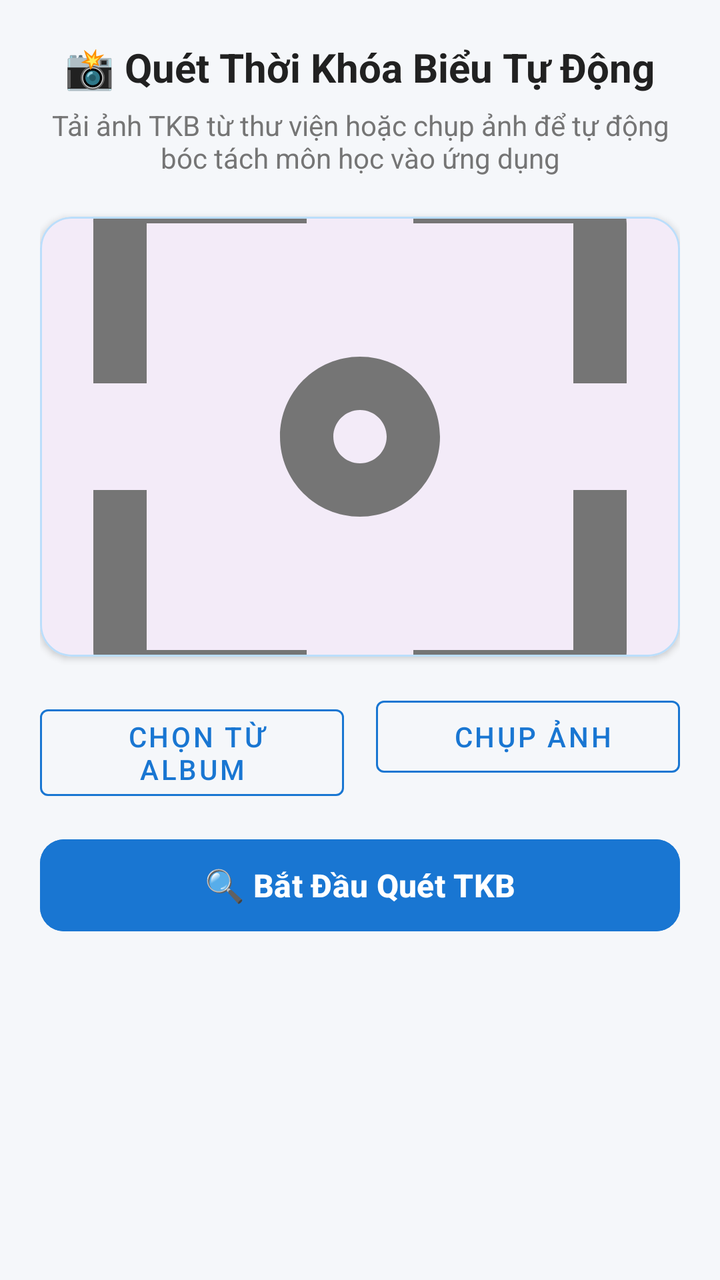
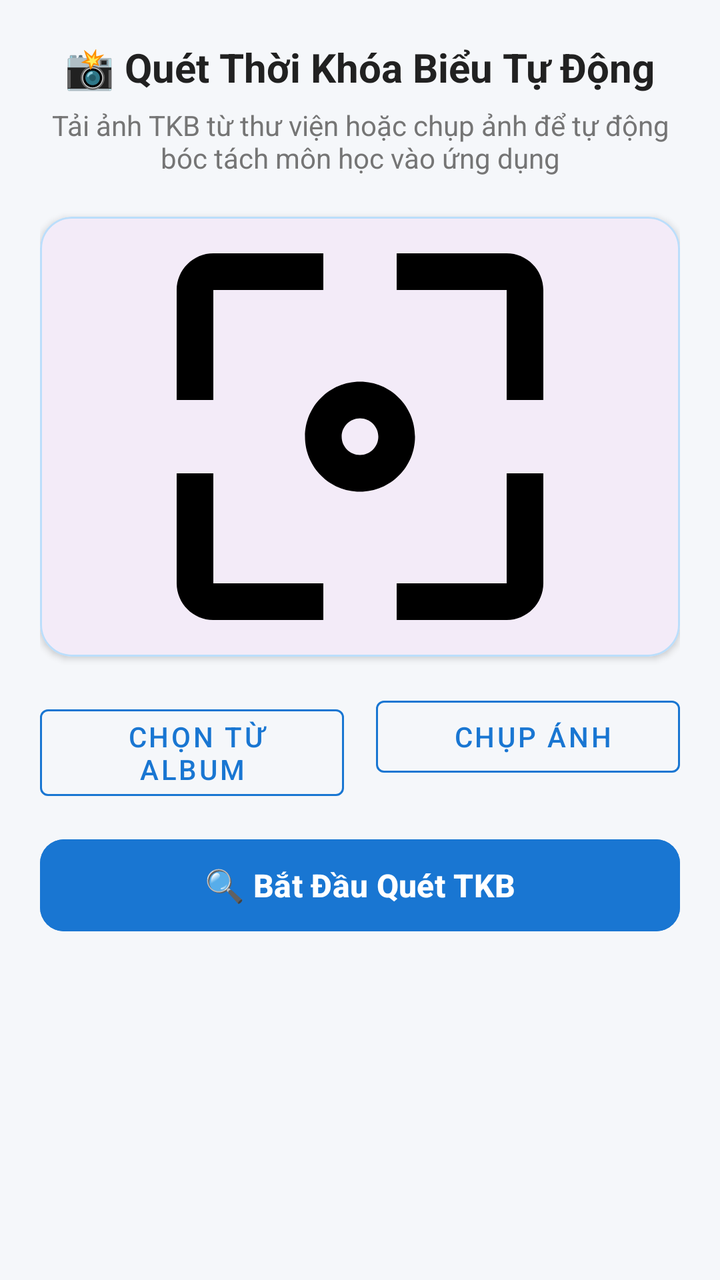

The first picture is an Android layout as it rendered before a commit; the second is the same layout after the commit. The layout source and the unified diff follow.
<!-- AndroidManifest.xml: application theme Theme.Schedule_TDMU -->
<!-- res/layout/fragment_scan.xml -->
<?xml version="1.0" encoding="utf-8"?>
<ScrollView xmlns:android="http://schemas.android.com/apk/res/android"
    xmlns:app="http://schemas.android.com/apk/res-auto"
    android:layout_width="match_parent"
    android:layout_height="match_parent"
    android:background="@color/background"
    android:fillViewport="true">

    <LinearLayout
        android:layout_width="match_parent"
        android:layout_height="wrap_content"
        android:gravity="center_horizontal"
        android:orientation="vertical"
        android:padding="20dp">

        <TextView
            android:layout_width="wrap_content"
            android:layout_height="wrap_content"
            android:text="📸 Quét Thời Khóa Biểu Tự Động"
            android:textColor="@color/text_primary"
            android:textSize="20sp"
            android:textStyle="bold" />

        <TextView
            android:layout_width="wrap_content"
            android:layout_height="wrap_content"
            android:layout_marginTop="6dp"
            android:gravity="center"
            android:text="Tải ảnh TKB từ thư viện hoặc chụp ảnh để tự động bóc tách môn học vào ứng dụng"
            android:textColor="@color/text_secondary"
            android:textSize="14sp" />

        
        <com.google.android.material.card.MaterialCardView
            android:layout_width="match_parent"
            android:layout_height="220dp"
            android:layout_marginTop="20dp"
            app:cardCornerRadius="16dp"
            app:cardElevation="2dp"
            app:strokeColor="@color/primary_light"
            app:strokeWidth="1dp">

            <ImageView
                android:id="@+id/img_preview"
                android:layout_width="match_parent"
                android:layout_height="match_parent"
                android:contentDescription="Xem trước ảnh"
                android:scaleType="centerCrop"
                android:src="@drawable/ic_scan"
                app:tint="@color/text_secondary" />
        </com.google.android.material.card.MaterialCardView>

        
        <LinearLayout
            android:layout_width="match_parent"
            android:layout_height="wrap_content"
            android:layout_marginTop="16dp"
            android:orientation="horizontal">

            <com.google.android.material.button.MaterialButton
                android:id="@+id/btn_pick_gallery"
                style="@style/Widget.MaterialComponents.Button.OutlinedButton"
                android:layout_width="0dp"
                android:layout_height="wrap_content"
                android:layout_marginEnd="8dp"
                android:layout_weight="1"
                android:text=" Chọn từ Album"
                android:textColor="@color/primary"
                app:strokeColor="@color/primary" />

            <com.google.android.material.button.MaterialButton
                android:id="@+id/btn_take_photo"
                style="@style/Widget.MaterialComponents.Button.OutlinedButton"
                android:layout_width="0dp"
                android:layout_height="wrap_content"
                android:layout_marginStart="8dp"
                android:layout_weight="1"
                android:text=" Chụp ảnh"
                android:textColor="@color/primary"
                app:strokeColor="@color/primary" />
        </LinearLayout>

        
        <com.google.android.material.button.MaterialButton
            android:id="@+id/btn_start_scan"
            android:layout_width="match_parent"
            android:layout_height="54dp"
            android:layout_marginTop="16dp"
            android:backgroundTint="@color/primary"
            android:text="🔍 Bắt Đầu Quét TKB"
            android:textColor="@color/white"
            android:textSize="16sp"
            android:textStyle="bold"
            app:cornerRadius="12dp" />

    </LinearLayout>
</ScrollView>
<!-- resources referenced by this layout -->
<resources>
  <color name="background">#F5F7FA</color>
  <color name="primary">#1976D2</color>
  <color name="primary_light">#BBDEFB</color>
  <color name="text_primary">#212121</color>
  <color name="text_secondary">#757575</color>
  <color name="white">#FFFFFFFF</color>
  <!-- drawable ic_scan (drawable) -->
  <vector xmlns:android="http://schemas.android.com/apk/res/android"
      android:width="24dp"
      android:height="24dp"
      android:viewportWidth="24"
      android:viewportHeight="24">
      <path
          android:fillColor="#FF000000"
          android:pathData="M12,15c-1.66,0 -3,-1.34 -3,-3s1.34,-3 3,-3 3,1.34 3,3 -1.34,3 -3,3zm0,-4c-0.55,0 -1,0.45 -1,1s0.45,1 1,1 1,-0.45 1,-1 -0.45,-1 -1,-1zM4,4h6V2H4c-1.1,0 -2,0.9 -2,2v6h2V4zm16,0v6h2V4c0,-1.1 -0.9,-2 -2,-2h-6v2h6zM4,20h6v2H4c-1.1,0 -2,-0.9 -2,-2v-6h2v6zm16,0v-6h2v6c0,1.1 -0.9,2 -2,2h-6v-2h6z"/>
  </vector>
  <style name="Theme.Schedule_TDMU" parent="Base.Theme.Schedule_TDMU" />
  <style name="Base.Theme.Schedule_TDMU" parent="Theme.Material3.DayNight.NoActionBar">
          
          
      </style>
</resources>

<!-- the commit's change to res/layout/fragment_scan.xml (unified diff, before → after) -->
@@ -45,9 +45,8 @@
                 android:layout_width="match_parent"
                 android:layout_height="match_parent"
                 android:contentDescription="Xem trước ảnh"
-                android:scaleType="centerCrop"
-                android:src="@drawable/ic_scan"
-                app:tint="@color/text_secondary" />
+                android:scaleType="fitCenter"
+                android:src="@drawable/ic_scan" />
         </com.google.android.material.card.MaterialCardView>
 
         
@@ -64,7 +63,7 @@
                 android:layout_height="wrap_content"
                 android:layout_marginEnd="8dp"
                 android:layout_weight="1"
-                android:text=" Chọn từ Album"
+                android:text=" CHỌN TỪ ALBUM"
                 android:textColor="@color/primary"
                 app:strokeColor="@color/primary" />
 
@@ -75,7 +74,7 @@
                 android:layout_height="wrap_content"
                 android:layout_marginStart="8dp"
                 android:layout_weight="1"
-                android:text=" Chụp ảnh"
+                android:text=" CHỤP ÁNH"
                 android:textColor="@color/primary"
                 app:strokeColor="@color/primary" />
         </LinearLayout>
